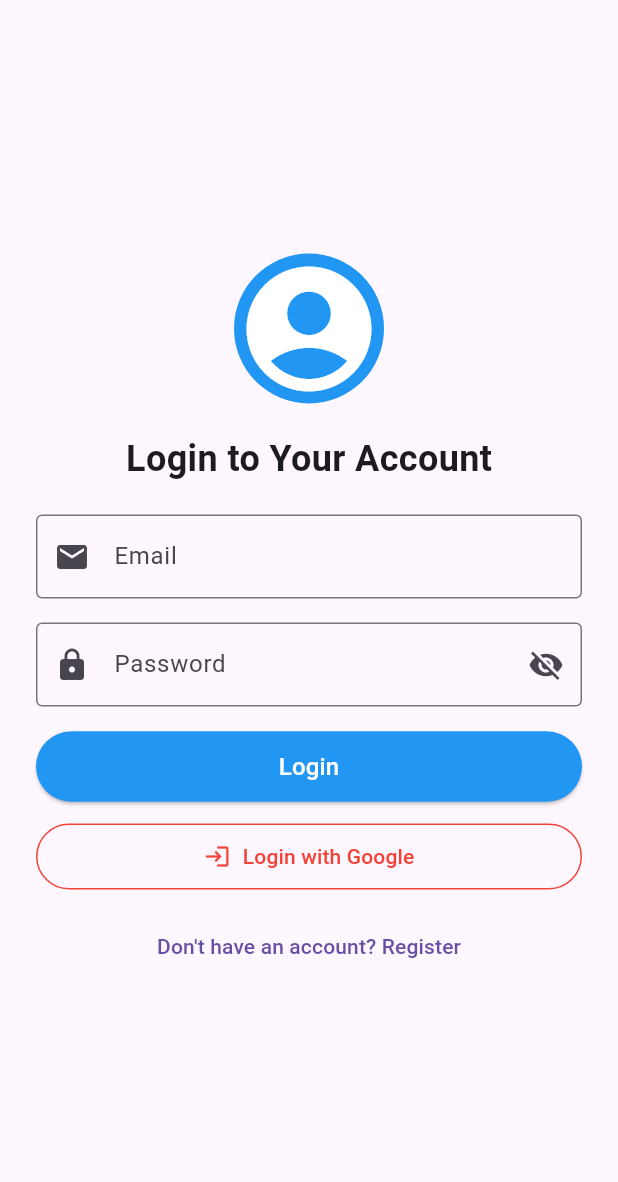
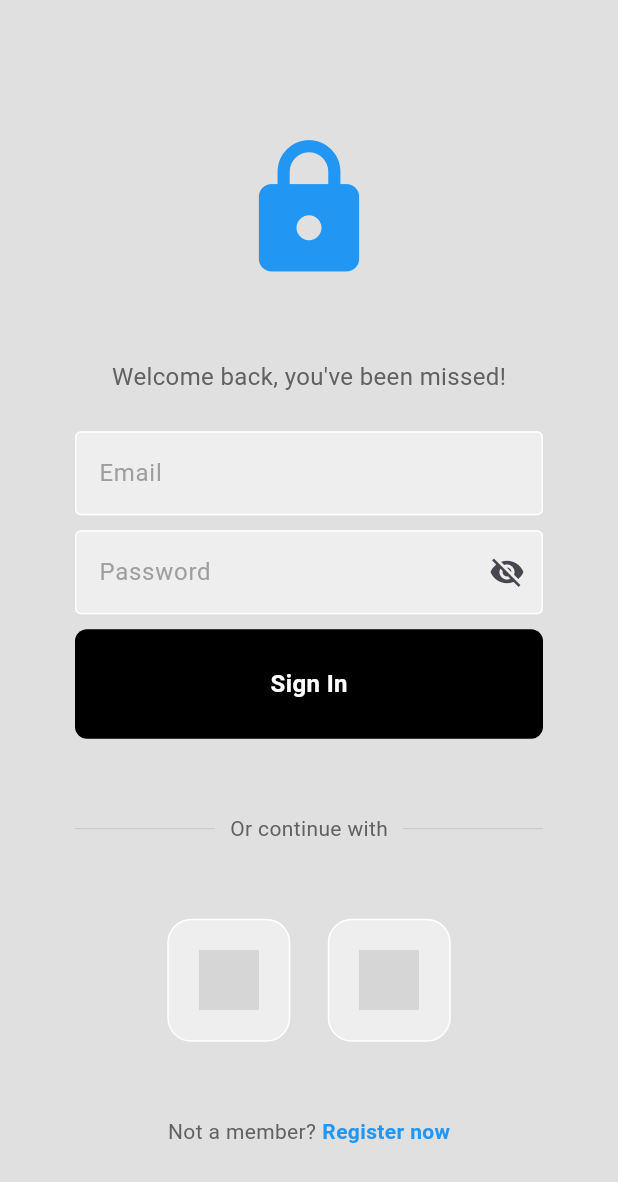
Before and after one commit to cosmic-pvt/bgmi, a Flutter app: the screen it shows after launch, on a phone screen of 412 x 824 dp. Shown: the top 1182 px of the screen. Run offline on Flutter 3.47's test engine with Material 3 defaults, Android fonts, the phone set to English and light mode, and no system bars; our stand-ins replace shared_preferences; grey boxes are pictures that could not be loaded.

Commit message:
files updated

```diff
--- a/lib/Screens/bottom_nav_bar.dart
+++ b/lib/Screens/bottom_nav_bar.dart
@@ -7,8 +7,8 @@ class BottomNavBar extends StatelessWidget {
   const BottomNavBar({
     required this.selectedIndex,
     required this.onItemTapped,
-    Key? key,
-  }) : super(key: key);
+    super.key,
+  });
 
   @override
   Widget build(BuildContext context) {
@@ -16,7 +16,7 @@ class BottomNavBar extends StatelessWidget {
       shape: CircularNotchedRectangle(),
       notchMargin: 8.0,
       color: Colors.black,
-      child: Container(
+      child: SizedBox(
         height: 60,
         child: Row(
           mainAxisAlignment: MainAxisAlignment.spaceAround,
--- a/lib/Screens/home_screen.dart
+++ b/lib/Screens/home_screen.dart
@@ -9,10 +9,10 @@ class HomeScreen extends StatefulWidget {
   final Function(bool) onThemeChanged;
 
   const HomeScreen({
-    Key? key,
+    super.key,
     required this.isDarkMode,
     required this.onThemeChanged,
-  }) : super(key: key);
+  });
 
   @override
   _HomeScreenState createState() => _HomeScreenState();
--- a/lib/Screens/login_screen.dart
+++ b/lib/Screens/login_screen.dart
@@ -1,4 +1,5 @@
 import 'package:flutter/material.dart';
+import 'package:shared_preferences/shared_preferences.dart'; // Import SharedPreferences
 
 class LoginScreen extends StatefulWidget {
   final VoidCallback onLoginSuccess;
@@ -10,7 +11,7 @@ class LoginScreen extends StatefulWidget {
 }
 
 class _LoginScreenState extends State<LoginScreen> {
-  bool isLogin = true;
+  bool isLogin = true; // Toggle between login and registration
   bool isPasswordVisible = false;
 
   final TextEditingController nameController = TextEditingController();
@@ -19,7 +20,12 @@ class _LoginScreenState extends State<LoginScreen> {
   final TextEditingController confirmPasswordController =
       TextEditingController();
 
-  void login() {
+  // Hardcoded demo credentials
+  final String correctEmail = "user@example.com";
+  final String correctPassword = "password123";
+
+  // Login method
+  void login() async {
     String email = emailController.text.trim();
     String password = passwordController.text.trim();
 
@@ -28,10 +34,19 @@ class _LoginScreenState extends State<LoginScreen> {
       return;
     }
 
+    if (email == correctEmail && password == correctPassword) {
+      // Save login state in SharedPreferences
+      SharedPreferences prefs = await SharedPreferences.getInstance();
+      await prefs.setBool("isLoggedIn", true);
+
       showSnackbar("Logged in successfully!", Colors.green);
       widget.onLoginSuccess();
+    } else {
+      showSnackbar("Invalid email or password", Colors.red);
+    }
   }
 
+  // Registration method
   void register() {
     String name = nameController.text.trim();
     String email = emailController.text.trim();
@@ -52,13 +67,17 @@ class _LoginScreenState extends State<LoginScreen> {
     }
 
     showSnackbar("Account created successfully!", Colors.green);
-    widget.onLoginSuccess();
+    setState(() {
+      isLogin = true;
+    });
   }
 
+  // Google Sign-In (Placeholder)
   void googleSignIn() {
     showSnackbar("Google Sign-In is not implemented yet", Colors.orange);
   }
 
+  // Snackbar for notifications
   void showSnackbar(String message, Color color) {
     ScaffoldMessenger.of(
       context,
@@ -68,138 +87,250 @@ class _LoginScreenState extends State<LoginScreen> {
   @override
   Widget build(BuildContext context) {
     return Scaffold(
-      body: Padding(
-        padding: const EdgeInsets.all(24.0),
+      backgroundColor: Colors.grey[300],
+      body: SafeArea(
         child: Center(
           child: SingleChildScrollView(
+            child: Padding(
+              padding: const EdgeInsets.symmetric(horizontal: 25.0),
               child: Column(
                 mainAxisAlignment: MainAxisAlignment.center,
                 children: [
-                const CircleAvatar(
-                  radius: 50,
-                  backgroundColor: Colors.blue,
-                  child: Icon(
-                    Icons.account_circle,
-                    size: 100,
-                    color: Colors.white,
+                  const SizedBox(height: 50),
+
+                  // Logo
+                  const Icon(Icons.lock, size: 100, color: Colors.blue),
+
+                  const SizedBox(height: 50),
+
+                  // Heading
+                  Text(
+                    isLogin
+                        ? "Welcome back, you've been missed!"
+                        : "Create an Account",
+                    style: TextStyle(color: Colors.grey[700], fontSize: 16),
+                  ),
+
+                  const SizedBox(height: 25),
+
+                  // Full Name (only in registration mode)
+                  if (!isLogin)
+                    MyTextField(
+                      controller: nameController,
+                      hintText: "Full Name",
+                      obscureText: false,
+                    ),
+                  if (!isLogin) const SizedBox(height: 10),
+
+                  // Email Field
+                  MyTextField(
+                    controller: emailController,
+                    hintText: "Email",
+                    obscureText: false,
+                  ),
+
+                  const SizedBox(height: 10),
+
+                  // Password Field
+                  MyTextField(
+                    controller: passwordController,
+                    hintText: "Password",
+                    obscureText: !isPasswordVisible,
+                    suffixIcon: IconButton(
+                      icon: Icon(
+                        isPasswordVisible
+                            ? Icons.visibility
+                            : Icons.visibility_off,
+                      ),
+                      onPressed:
+                          () => setState(
+                            () => isPasswordVisible = !isPasswordVisible,
                           ),
                     ),
-                const SizedBox(height: 20),
+                  ),
+
+                  const SizedBox(height: 10),
+
+                  // Confirm Password (only in registration mode)
+                  if (!isLogin)
+                    MyTextField(
+                      controller: confirmPasswordController,
+                      hintText: "Confirm Password",
+                      obscureText: true,
+                    ),
+                  if (!isLogin) const SizedBox(height: 20),
+
+                  // Login or Register Button
+                  MyButton(
+                    onTap: isLogin ? login : register,
+                    text: isLogin ? "Login" : "Register",
+                  ),
+
+                  const SizedBox(height: 50),
+
+                  // Or continue with
+                  Padding(
+                    padding: const EdgeInsets.symmetric(horizontal: 25.0),
+                    child: Row(
+                      children: [
+                        Expanded(
+                          child: Divider(
+                            thickness: 0.5,
+                            color: Colors.grey[400],
+                          ),
+                        ),
+                        Padding(
+                          padding: const EdgeInsets.symmetric(horizontal: 10.0),
+                          child: Text(
+                            'Or continue with',
+                            style: TextStyle(color: Colors.grey[700]),
+                          ),
+                        ),
+                        Expanded(
+                          child: Divider(
+                            thickness: 0.5,
+                            color: Colors.grey[400],
+                          ),
+                        ),
+                      ],
+                    ),
+                  ),
+
+                  const SizedBox(height: 50),
+
+                  // Google Sign-In Button
+                  Row(
+                    mainAxisAlignment: MainAxisAlignment.center,
+                    children: const [
+                      SquareTile(imagePath: 'lib/images/apple.png'),
+                      SizedBox(width: 25),
+                      SquareTile(imagePath: 'lib/images/google.png'),
+                    ],
+                  ),
+
+                  const SizedBox(height: 50),
+
+                  // Switch between Login and Register
+                  Row(
+                    mainAxisAlignment: MainAxisAlignment.center,
+                    children: [
                       Text(
-                  isLogin ? "Login to Your Account" : "Create an Account",
+                        isLogin ? "Not a member?" : "Already have an account?",
+                        style: TextStyle(color: Colors.grey[700]),
+                      ),
+                      const SizedBox(width: 4),
+                      GestureDetector(
+                        onTap: () => setState(() => isLogin = !isLogin),
+                        child: Text(
+                          isLogin ? "Register now" : "Login",
                           style: const TextStyle(
-                    fontSize: 24,
+                            color: Colors.blue,
                             fontWeight: FontWeight.bold,
                           ),
                         ),
-                const SizedBox(height: 20),
-
-                if (!isLogin)
-                  _buildTextField(nameController, "Full Name", Icons.person),
-                if (!isLogin) const SizedBox(height: 16),
-
-                _buildTextField(emailController, "Email", Icons.email),
-                const SizedBox(height: 16),
-
-                _buildPasswordField(passwordController, "Password"),
-                const SizedBox(height: 16),
-
-                if (!isLogin)
-                  _buildPasswordField(
-                    confirmPasswordController,
-                    "Confirm Password",
-                  ),
-                if (!isLogin) const SizedBox(height: 20),
-
-                _buildActionButton(),
-                const SizedBox(height: 12),
-
-                _buildGoogleSignInButton(),
-                const SizedBox(height: 12),
-
-                TextButton(
-                  onPressed: () => setState(() => isLogin = !isLogin),
-                  child: Text(
-                    isLogin
-                        ? "Don't have an account? Register"
-                        : "Already have an account? Login",
-                    style: const TextStyle(fontSize: 14),
-                  ),
                       ),
                     ],
+                  ),
+
+                  const SizedBox(height: 20),
+                ],
+              ),
             ),
           ),
         ),
       ),
     );
   }
-
-  Widget _buildTextField(
-    TextEditingController controller,
-    String label,
-    IconData icon,
-  ) {
-    return TextField(
-      controller: controller,
-      decoration: InputDecoration(
-        labelText: label,
-        prefixIcon: Icon(icon),
-        border: const OutlineInputBorder(),
-      ),
-    );
 }
 
-  Widget _buildPasswordField(TextEditingController controller, String label) {
-    return TextField(
-      controller: controller,
-      obscureText: !isPasswordVisible,
-      decoration: InputDecoration(
-        labelText: label,
-        prefixIcon: const Icon(Icons.lock),
-        suffixIcon: IconButton(
-          icon: Icon(
-            isPasswordVisible ? Icons.visibility : Icons.visibility_off,
+class MyButton extends StatelessWidget {
+  final Function()? onTap;
+
+  const MyButton({
+    super.key,
+    required this.onTap,
+    required String text,
+  }); // NO text parameter
+
+  @override
+  Widget build(BuildContext context) {
+    return GestureDetector(
+      onTap: onTap,
+      child: Container(
+        padding: const EdgeInsets.all(25),
+        margin: const EdgeInsets.symmetric(horizontal: 25),
+        decoration: BoxDecoration(
+          color: Colors.black,
+          borderRadius: BorderRadius.circular(8),
         ),
-          onPressed:
-              () => setState(() => isPasswordVisible = !isPasswordVisible),
-        ),
-        border: const OutlineInputBorder(),
-      ),
-    );
-  }
-
-  Widget _buildActionButton() {
-    return SizedBox(
-      width: double.infinity,
-      child: ElevatedButton(
-        onPressed: isLogin ? login : register,
-        style: ElevatedButton.styleFrom(
-          backgroundColor: Colors.blue,
-          padding: const EdgeInsets.symmetric(vertical: 12),
-        ),
+        child: const Center(
           child: Text(
-          isLogin ? "Login" : "Register",
-          style: const TextStyle(fontSize: 16, color: Colors.white),
+            "Sign In", // HARDCODED text here
+            style: TextStyle(
+              color: Colors.white,
+              fontWeight: FontWeight.bold,
+              fontSize: 16,
             ),
           ),
-    );
-  }
-
-  Widget _buildGoogleSignInButton() {
-    return SizedBox(
-      width: double.infinity,
-      child: OutlinedButton.icon(
-        onPressed: googleSignIn,
-        icon: const Icon(Icons.login, color: Colors.red),
-        label: const Text(
-          "Login with Google",
-          style: TextStyle(color: Colors.red),
-        ),
-        style: OutlinedButton.styleFrom(
-          side: const BorderSide(color: Colors.red),
-          padding: const EdgeInsets.symmetric(vertical: 12),
         ),
       ),
     );
   }
 }
+
+class SquareTile extends StatelessWidget {
+  final String imagePath;
+  const SquareTile({super.key, required this.imagePath});
+
+  @override
+  Widget build(BuildContext context) {
+    return Container(
+      padding: EdgeInsets.all(20),
+      decoration: BoxDecoration(
+        border: Border.all(color: Colors.white),
+        borderRadius: BorderRadius.circular(16),
+        color: Colors.grey[200],
+      ),
+      child: Image.asset(imagePath, height: 40),
+    );
+  }
+}
+
+class MyTextField extends StatelessWidget {
+  final TextEditingController controller;
+  final String hintText;
+  final bool obscureText;
+  final Widget? suffixIcon; // Add suffixIcon here
+
+  const MyTextField({
+    super.key,
+    required this.controller,
+    required this.hintText,
+    required this.obscureText,
+    this.suffixIcon, // Optional suffixIcon
+  });
+
+  @override
+  Widget build(BuildContext context) {
+    return Padding(
+      padding: const EdgeInsets.symmetric(horizontal: 25.0),
+      child: TextField(
+        controller: controller,
+        obscureText: obscureText,
+        decoration: InputDecoration(
+          enabledBorder: const OutlineInputBorder(
+            borderSide: BorderSide(color: Colors.white),
+          ),
+          focusedBorder: OutlineInputBorder(
+            borderSide: BorderSide(color: Colors.grey.shade400),
+          ),
+          fillColor: Colors.grey.shade200,
+          filled: true,
+          hintText: hintText,
+          hintStyle: TextStyle(color: Colors.grey[500]),
+          suffixIcon: suffixIcon, // Pass the suffix icon here
+        ),
+      ),
+    );
+  }
+}
--- a/lib/Screens/side_menu.dart
+++ b/lib/Screens/side_menu.dart
@@ -1,6 +1,8 @@
 import 'package:flutter/material.dart';
 
 class SideMenu extends StatelessWidget {
+  const SideMenu({super.key});
+
   @override
   Widget build(BuildContext context) {
     return Drawer(
--- a/pubspec.yaml
+++ b/pubspec.yaml
@@ -59,8 +59,8 @@ flutter:
   uses-material-design: true
 
   # To add assets to your application, add an assets section, like this:
-  # assets:
-  #   - images/a_dot_burr.jpeg
+  assets:
+    - lib//images/
   #   - images/a_dot_ham.jpeg
 
   # An image asset can refer to one or more resolution-specific "variants", see
```
Also changed, not shown: lib/images/apple.png (added), lib/images/google.png (added). Lines whose indentation alone changed are shown as unchanged.
